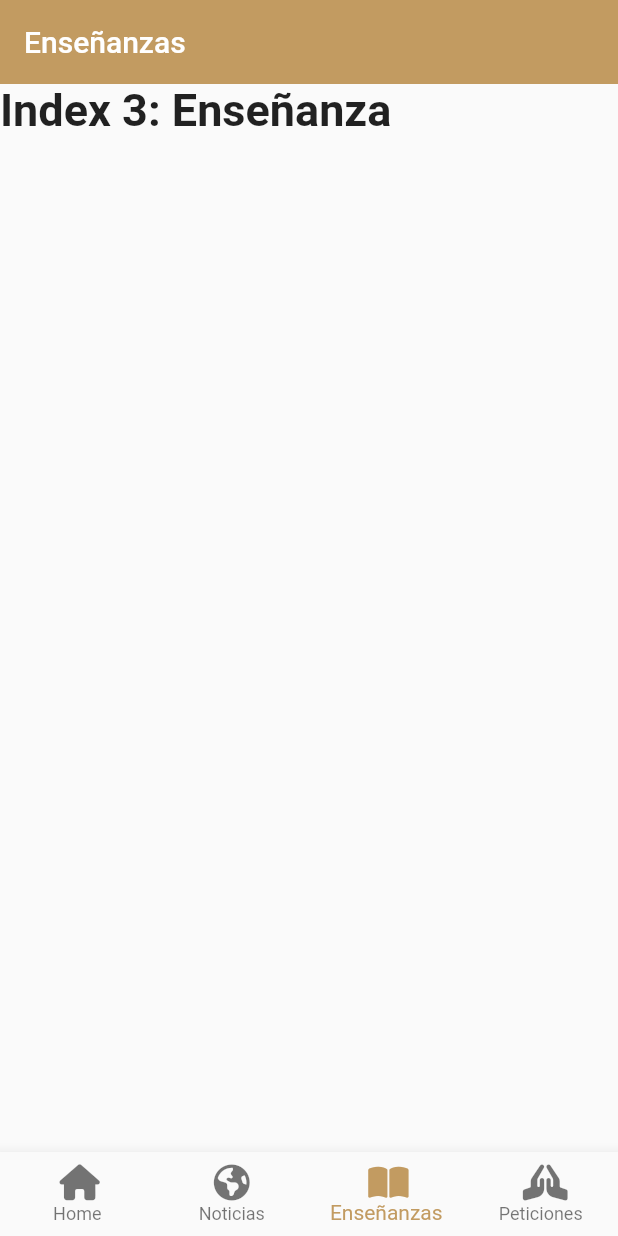
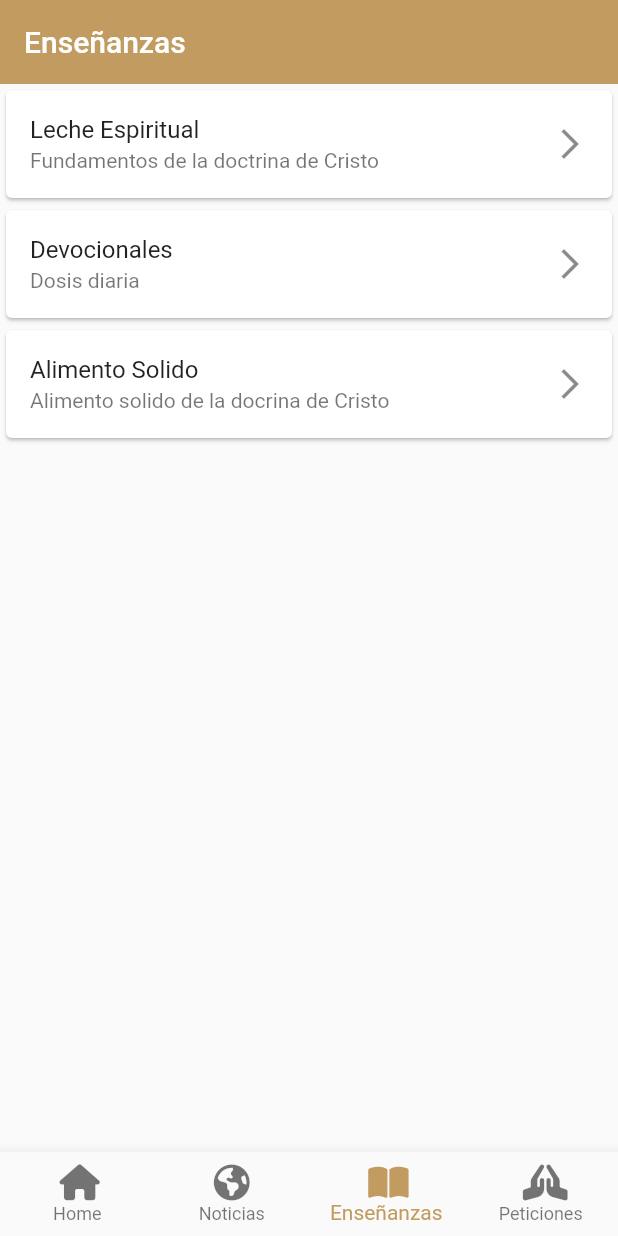
Before and after one commit to MAGIN1104/rf_kramer, a Flutter app: the screen it shows after launch, item 3 of the bottom bar chosen, on a phone screen of 412 x 824 dp. Run offline on Flutter 3.47's test engine with Material 2 defaults, Android fonts, the phone set to English and light mode, and no system bars; our stand-ins replace card_swiper, chewie, flutter_dotenv, flutter_html, flutter_svg, flutter_widget_from_html and 7 more; missing offline and left inert: dart:ffi; network calls fail.

Commit message:
Page teaching

```diff
--- a/lib/App.dart
+++ b/lib/App.dart
@@ -8,6 +8,8 @@ class MyApp extends StatelessWidget {
   Widget build(BuildContext context) {
     return MaterialApp(
       theme: ThemeData(
+        scrollbarTheme: ScrollbarThemeData(
+            thumbColor: MaterialStateProperty.all(Color(0xffc29b61))),
         appBarTheme: const AppBarTheme(color: Color(0xffc29b61)),
         inputDecorationTheme: const InputDecorationTheme(
             errorBorder: OutlineInputBorder(
--- a/lib/Views/GeneralPage.dart
+++ b/lib/Views/GeneralPage.dart
@@ -3,6 +3,7 @@ import 'package:rfk/Views/HomePage.dart';
 import 'package:font_awesome_flutter/font_awesome_flutter.dart';
 import 'package:rfk/Views/NewsPage.dart';
 import 'package:rfk/Views/PetitionsPage.dart';
+import 'package:rfk/Views/TeachingPage.dart';
 
 class GeneralPage extends StatefulWidget {
   const GeneralPage({Key? key}) : super(key: key);
@@ -18,10 +19,7 @@ class _GeneralPageState extends State<GeneralPage> {
   static final List<Widget> _widgetOptions = <Widget>[
     HomePage(),
     NewsPage(),
-    const Text(
-      'Index 3: Enseñanza',
-      style: optionStyle,
-    ),
+    TeachingPage(),
     PetitionPage(),
   ];
 
--- /dev/null
+++ b/lib/Views/TeachingPage.dart
@@ -0,0 +1,44 @@
+import 'dart:ffi';
+
+import 'package:flutter/material.dart';
+import 'package:font_awesome_flutter/font_awesome_flutter.dart';
+
+class TeachingPage extends StatelessWidget {
+  const TeachingPage({Key? key}) : super(key: key);
+  @override
+  Widget build(BuildContext context) {
+    final listFake = [
+      {
+        "id": 1,
+        "title": "Leche Espiritual",
+        "description": "Fundamentos de la doctrina de Cristo",
+        "imgUrl": "",
+      },
+      {
+        "id": 2,
+        "title": "Devocionales",
+        "description": "Dosis diaria",
+        "imgUrl": ""
+      },
+      {
+        "id": 3,
+        "title": "Alimento Solido",
+        "description": "Alimento solido de la docrina de Cristo",
+        "imgUrl": ""
+      },
+    ];
+    return ListView.builder(
+      itemCount: listFake.length,
+      itemBuilder: ((context, index) {
+        return Card(
+          child: ListTile(
+            title: Text(listFake[index]["title"].toString()),
+            subtitle: Text(listFake[index]["description"].toString()),
+            trailing: const Icon(Icons.arrow_forward_ios),
+            onTap: () {},
+          ),
+        );
+      }),
+    );
+  }
+}
--- a/pubspec.yaml
+++ b/pubspec.yaml
@@ -53,6 +53,8 @@ dependencies:
   video_player: ^2.4.0
   chewie: ^1.3.2
   youtube_player_iframe: ^2.2.2
+  flutter_html: ^3.0.0-alpha.3
+  flutter_widget_from_html: ^0.8.5
 
 dev_dependencies:
   flutter_test:
```
Also changed, not shown: lib/Views/NewsPage.dart (+22 -9 lines), lib/Widgets/videoYouTube.dart (+5 -9 lines), pubspec.lock, 1 other file.
